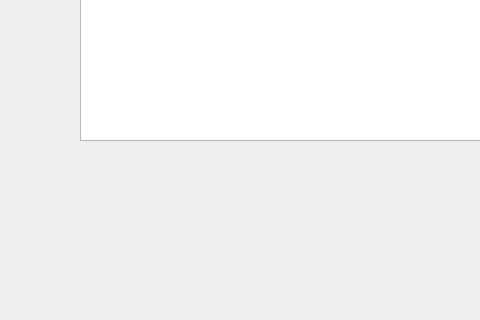
This is profils_manager.ui in HenriSalard/QT_TP1 as Qt 5 draws it before an edit; both pictures show x 0 to 480 and y 160 to 480 of the 720 by 480 pixel window. The edited form follows.
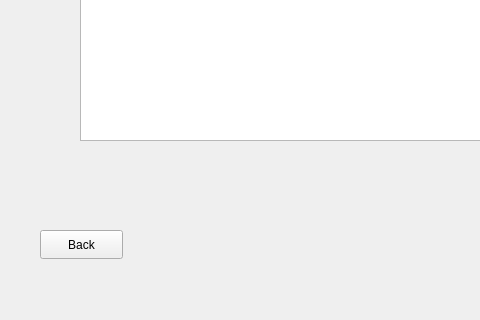
This is the edited form.

Commit message: Commentaires + backButton

```diff
--- a/profils_manager.ui
+++ b/profils_manager.ui
@@ -70,6 +70,19 @@
     <string>Deconnexion</string>
    </property>
   </widget>
+  <widget class="QPushButton" name="backButton">
+   <property name="geometry">
+    <rect>
+     <x>40</x>
+     <y>390</y>
+     <width>83</width>
+     <height>29</height>
+    </rect>
+   </property>
+   <property name="text">
+    <string>Back</string>
+   </property>
+  </widget>
  </widget>
  <resources/>
  <connections/>
```
The commit also changes 10 other files.
